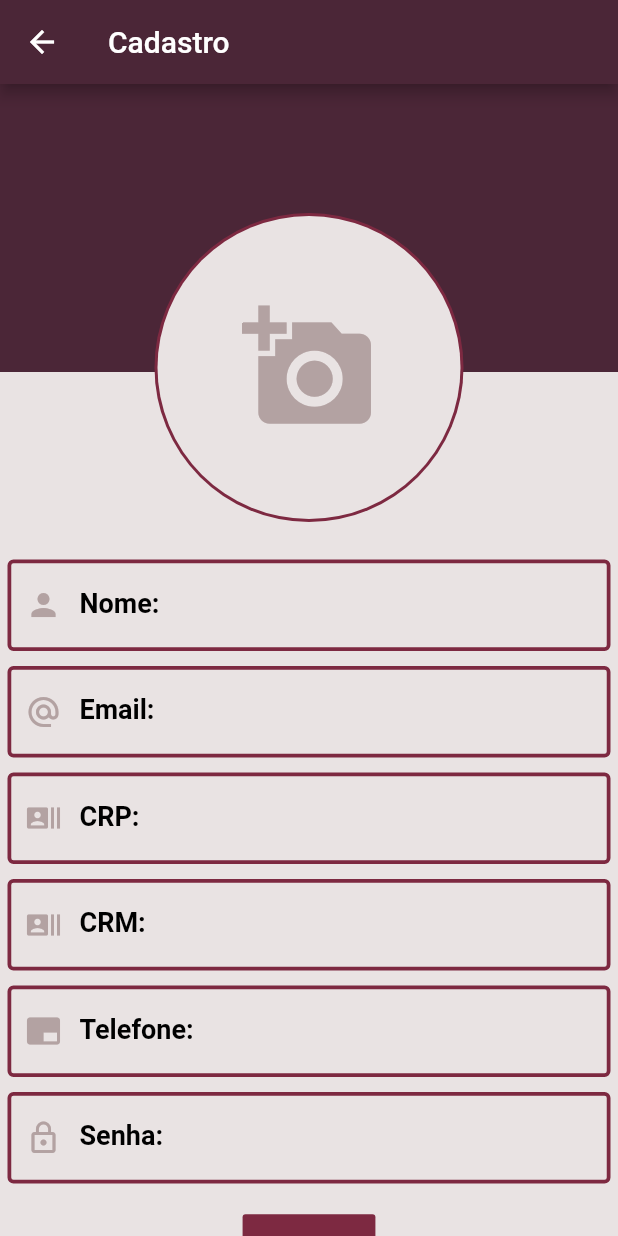
After one commit to mathFaino/app, a Flutter app: the CadastroEspecialista screen opened directly, on a phone screen of 412 x 824 dp. The commit adds this screen. Run offline on Flutter 3.47's test engine with Material 2 defaults, Android fonts, the phone set to English and light mode, and no system bars; our stand-ins replace bottom_navy_bar; missing offline and left inert: flutter_boom_menu.

Commit message:
Add Novas telas
Adicionando novas telas de login e cadastro

```diff
--- /dev/null
+++ b/psicoapp/lib/screens/cadastroEspecialista.dart
@@ -0,0 +1,148 @@
+import 'package:flutter/material.dart';
+import 'package:psicoapp/widgets/itemTile.dart';
+import 'package:psicoapp/widgets/myCustomClipB.dart';
+import 'package:psicoapp/widgets/textCamp.dart';
+
+class CadastroEspecialista extends StatefulWidget {
+  @override
+  _CadastroEspecialistaState createState() => _CadastroEspecialistaState();
+}
+
+class _CadastroEspecialistaState extends State<CadastroEspecialista> {
+  @override
+  BuildContext get context => super.context;
+
+  @override
+  Widget build(BuildContext context) {
+    return Scaffold(
+        appBar: AppBar(
+          title: Text("Cadastro"),
+          backgroundColor: Color(0xFF4B2637),
+        ),
+        body: SingleChildScrollView(
+          child: Stack(
+            alignment: Alignment.center,
+            children: <Widget>[
+              Column(
+                children: <Widget>[
+                  Container(
+                    height: (MediaQuery.of(context).size.height - 56) / 4,
+                    width: MediaQuery.of(context).size.width,
+                    color: Color(0xFF4B2637),
+                  ),
+                  Container(
+                    padding: EdgeInsets.all(5),
+                    height: (MediaQuery.of(context).size.height - 56) -
+                        ((MediaQuery.of(context).size.height - 56) / 6),
+                    width: MediaQuery.of(context).size.width,
+                    color: Color(0xFFE9E3E3),
+                    child: Column(
+                      children: <Widget>[
+                        SizedBox(
+                          height: 120,
+                        ),
+                        TextCamp(
+                          enabledCamp: true,
+                          inputType: TextInputType.text,
+                          label: "Nome: ",
+                          prefix: Icons.person,
+                        ),
+                        SizedBox(
+                          height: 10,
+                        ),
+                        TextCamp(
+                          enabledCamp: true,
+                          inputType: TextInputType.emailAddress,
+                          label: "Email: ",
+                          prefix: Icons.alternate_email,
+                        ),
+                        SizedBox(
+                          height: 10,
+                        ),
+                        TextCamp(
+                          enabledCamp: true,
+                          inputType: TextInputType.number,
+                          label: "CRP: ",
+                          prefix: Icons.recent_actors,
+                        ),
+                        SizedBox(
+                          height: 10,
+                        ),
+                        TextCamp(
+                          enabledCamp: true,
+                          inputType: TextInputType.number,
+                          label: "CRM: ",
+                          prefix: Icons.recent_actors,
+                        ),
+                        SizedBox(
+                          height: 10,
+                        ),
+                        TextCamp(
+                          enabledCamp: true,
+                          inputType: TextInputType.number,
+                          label: "Telefone: ",
+                          prefix: Icons.branding_watermark,
+                        ),
+                        SizedBox(
+                          height: 10,
+                        ),
+                        TextCamp(
+                          enabledCamp: true,
+                          inputType: TextInputType.text,
+                          label: "Senha: ",
+                          prefix: Icons.lock_outline,
+                        ),
+                        SizedBox(
+                          height: 20,
+                        ),
+                        FlatButton(
+                          padding: EdgeInsets.only(top: 13, bottom: 13, left: 10, right: 10),
+                          color: Color(0xFF7D2941),
+                          onPressed: (){},
+                          child: Text(
+                            "Finalizar",
+                            style: TextStyle(
+                                fontSize: 18,
+                                color: Color(0xFFE9E3E3)
+                            ),
+                          ),
+                        ),
+                      ],
+                    ),
+                  ),
+                ],
+              ),
+              Positioned(
+                top: 86,
+                child: Column(
+                  children: <Widget>[
+                    Container(
+                        child: CircleAvatar(
+                            radius: 101,
+                            backgroundColor: Color(0xFFE9E3E3),
+                            child: ClipRRect(
+                              borderRadius: BorderRadius.circular(20),
+                              clipBehavior: Clip.hardEdge,
+                              child: Icon(
+                                Icons.add_a_photo,
+                                color: Color(0xFFB3A2A2),
+                                size: 90,
+                              ),
+                            )
+
+                            /**/
+                            ),
+                        padding: const EdgeInsets.all(2.0), // borde width
+                        decoration: BoxDecoration(
+                          color: const Color(0xFF7D2941), // border color
+                          shape: BoxShape.circle,
+                        )
+                    ),
+                  ],
+                ),
+              ),
+            ],
+          ),
+        ));
+  }
+}
```
Also changed, not shown: psicoapp/lib/main.dart (+6 -3 lines), psicoapp/lib/screens/login.dart (added, +89 -0 lines).
